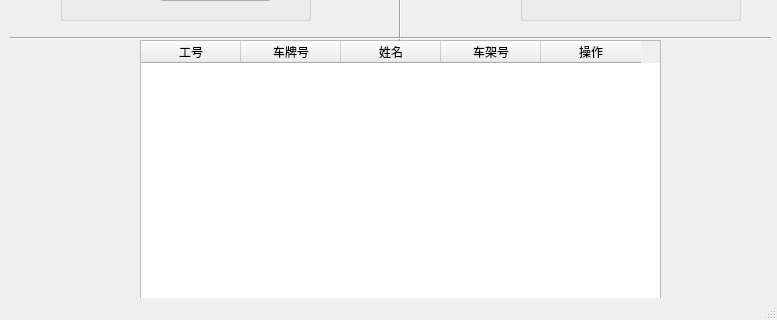
First picture: the form in Python_tensorflow_LicensePlate/front/CarInformation.ui, repository handsomeyaqiang/plate_number_of_company_parking_lot, before the edit; both pictures show x 0 to 777 and y 280 to 600 of the 777 by 600 pixel window.
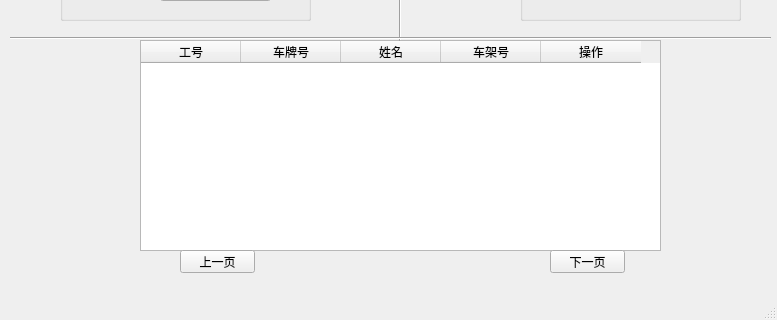
Second picture: the form after the edit.

Commit message: 车辆，员工，车辆历史记录管理，添加了下一页的按钮和槽函数， 识别页面视频识别注释了测试代码

```diff
--- a/Python_tensorflow_LicensePlate/front/CarInformation.ui
+++ b/Python_tensorflow_LicensePlate/front/CarInformation.ui
@@ -20,7 +20,7 @@
       <x>140</x>
       <y>320</y>
       <width>521</width>
-      <height>261</height>
+      <height>211</height>
      </rect>
     </property>
     <column>
@@ -278,6 +278,32 @@
      <enum>Qt::Horizontal</enum>
     </property>
    </widget>
+   <widget class="QPushButton" name="pushButton_2">
+    <property name="geometry">
+     <rect>
+      <x>180</x>
+      <y>530</y>
+      <width>75</width>
+      <height>23</height>
+     </rect>
+    </property>
+    <property name="text">
+     <string>上一页</string>
+    </property>
+   </widget>
+   <widget class="QPushButton" name="pushButton_3">
+    <property name="geometry">
+     <rect>
+      <x>550</x>
+      <y>530</y>
+      <width>75</width>
+      <height>23</height>
+     </rect>
+    </property>
+    <property name="text">
+     <string>下一页</string>
+    </property>
+   </widget>
   </widget>
   <widget class="QMenuBar" name="menubar">
    <property name="geometry">
```
The commit also changes 9 other files.
